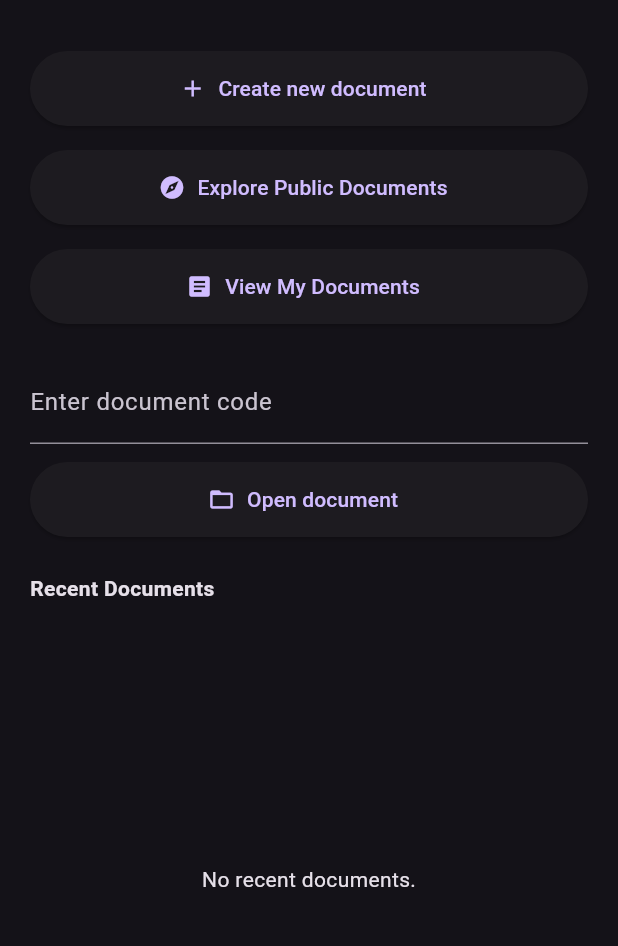
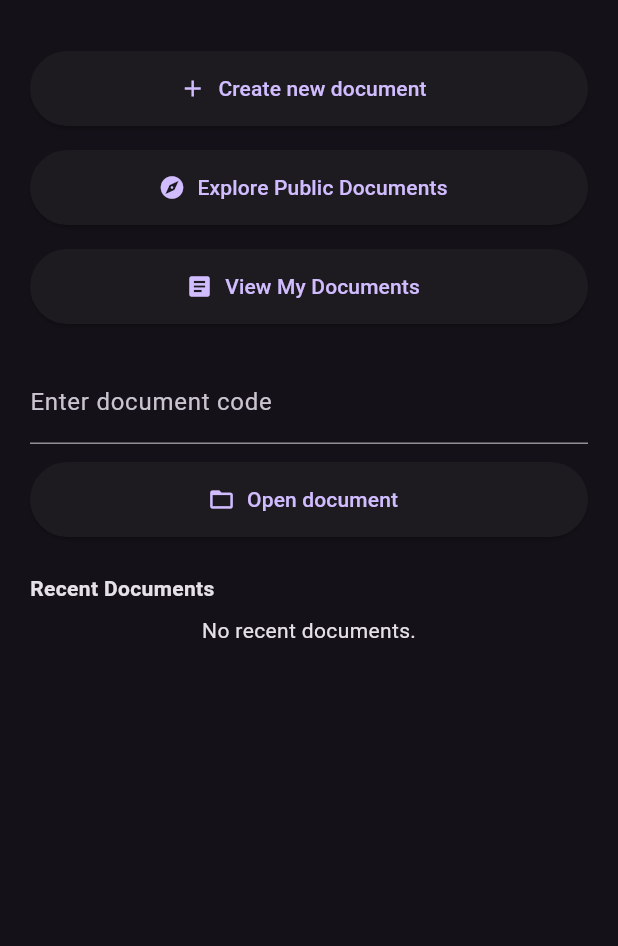
Before and after one commit to DhwaniSaliya/CollabScribe, a Flutter app: the screen it shows once a user with an empty profile is signed in, on a phone screen of 412 x 824 dp, the part 63-1009 px from its top. Run offline on Flutter 3.47's test engine with Material 3 defaults, Android fonts, the phone set to English and light mode, and no system bars; our stand-ins replace app_links, cloud_firestore, firebase_auth, firebase_core, flutter_dotenv, shared_preferences; missing offline and left inert: flutter_quill; accounts and stored records are empty.

Commit message:
Fixed some elts

```diff
--- a/lib/editor_screen.dart
+++ b/lib/editor_screen.dart
@@ -235,7 +235,7 @@ class _EditorScreenState extends State<EditorScreen> {
         .doc(user.uid);
 
     await presenceRef.set({
-      'name': user.displayName ?? user.email ?? 'User',
+      'name': user.email ?? user.displayName ?? 'User',
       'cursorOffset': offset, //stores where the user’s cursor currently is
       'color': '#${userColor.value.toRadixString(16).padLeft(8, '0')}', //toRadixString(16) converts the color to hex.
       'lastActive': FieldValue.serverTimestamp(), //reccords the time the user was last active
@@ -436,7 +436,7 @@ class _EditorScreenState extends State<EditorScreen> {
       margin: const EdgeInsets.symmetric(horizontal: 10, vertical: 4),
       padding: const EdgeInsets.symmetric(horizontal: 12, vertical: 6),
       decoration: BoxDecoration(
-        color: Colors.grey.shade100,
+        color: Colors.deepPurple,
         border: Border.all(color: Colors.grey.shade300),
         borderRadius: BorderRadius.circular(20),
       ),
@@ -452,6 +452,7 @@ class _EditorScreenState extends State<EditorScreen> {
                   final name = user['name'] ?? 'User';
                   final colorString = user['color'] ?? '#000000';
                   Color parsedColor = Colors.grey;
+                  print("User name: $name");
                   try {//converting hex string to Color
                     if (colorString.startsWith('#')) {
                       parsedColor = Color(
--- a/lib/home_screen.dart
+++ b/lib/home_screen.dart
@@ -4,7 +4,7 @@ import 'package:collab_scribe/explore_screen.dart';
 import 'package:collab_scribe/my_doc_screen.dart';
 import 'package:firebase_auth/firebase_auth.dart';
 import 'package:flutter/material.dart';
-import 'package:shared_preferences/shared_preferences.dart';//to store recent document IDs locally on the device
+import 'package:shared_preferences/shared_preferences.dart'; //to store recent document IDs locally on the device
 import 'package:uuid/uuid.dart'; //to generate a unique document ID (6 characters)
 
 class HomeScreen extends StatefulWidget {
@@ -15,8 +15,10 @@ class HomeScreen extends StatefulWidget {
 }
 
 class _HomeScreenState extends State<HomeScreen> {
-  final TextEditingController _docCodeController = TextEditingController(); //handles the i/p of doc code to open
-  List<String> recentDocs = []; //stores recent document codes locally using SharedPreferences
+  final TextEditingController _docCodeController =
+      TextEditingController(); //handles the i/p of doc code to open
+  List<String> recentDocs =
+      []; //stores recent document codes locally using SharedPreferences
 
   @override
   void initState() {
@@ -29,20 +31,29 @@ class _HomeScreenState extends State<HomeScreen> {
     //SharedPreferences.getInstance(): A method that gives you access to the device's local key-value storage
     //(like a small file for saving data locally).
     final prefs = await SharedPreferences.getInstance();
-    setState(() {//triggers a rebuild of the widget with updated data (updating ui state)
+    setState(() {
+      //triggers a rebuild of the widget with updated data (updating ui state)
       //get a list of str stored under key 'recentDocs' from sharedpreferences else empty list
       recentDocs = prefs.getStringList('recentDocs') ?? [];
     });
   }
 
   Future<void> _saveRecentDoc(String docId) async {
-    final prefs = await SharedPreferences.getInstance();//loads the preferences from device storage
+    final prefs =
+        await SharedPreferences.getInstance(); //loads the preferences from device storage
 
-    if (!recentDocs.contains(docId)) {//if doc id is not inthe recentDocs list
-      recentDocs.insert(0, docId);//insert at beginning, thus it keeps the most recently accessed documents at the top
+    if (!recentDocs.contains(docId)) {
+      //if doc id is not inthe recentDocs list
+      recentDocs.insert(
+        0,
+        docId,
+      ); //insert at beginning, thus it keeps the most recently accessed documents at the top
       //if the list has more than 10 items, it trims it to just the first 10
       if (recentDocs.length > 10) recentDocs = recentDocs.sublist(0, 10);
-      await prefs.setStringList('recentDocs', recentDocs);//saves the updated recentDocs list to local storage using the key 'recentDocs'
+      await prefs.setStringList(
+        'recentDocs',
+        recentDocs,
+      ); //saves the updated recentDocs list to local storage using the key 'recentDocs'
     }
     //jab app restart hoga tab it can load recent docs using _loadRecentDocs()
   }
@@ -66,7 +77,8 @@ class _HomeScreenState extends State<HomeScreen> {
             child: const Text("Cancel"),
           ),
           TextButton(
-            onPressed: () async {//asynchronous function so we can use await to perform firestore and sharedpreferences operations
+            onPressed: () async {
+              //asynchronous function so we can use await to perform firestore and sharedpreferences operations
               final title = titleController.text.trim().isEmpty
                   ? 'Untitled Document' //default title is untitled
                   : titleController.text.trim();
@@ -76,24 +88,33 @@ class _HomeScreenState extends State<HomeScreen> {
               //generates a unique 6 character id using the uuid package
               //v4() gives a random UUID like b6dcd78b-..., but .substring(0, 6) keeps only first 6 characters
               final docId = const Uuid().v4().substring(0, 6);
-              final docRef = FirebaseFirestore.instance //points to a new Firestore document inside the "documents" collection
+              final docRef = FirebaseFirestore
+                  .instance //points to a new Firestore document inside the "documents" collection
                   .collection('documents')
                   .doc(docId);
 
               await docRef.set({
                 'title': title,
-                'content': [//initializes with an empty line in Quill editor format
+                'content': [
+                  //initializes with an empty line in Quill editor format
                   {'insert': '\n'},
                 ],
                 'createdAt': Timestamp.now(),
                 'updatedAt': Timestamp.now(),
-                'createdBy': FirebaseAuth.instance.currentUser!.uid, //stores current user's UID
+                'createdBy': FirebaseAuth
+                    .instance
+                    .currentUser!
+                    .uid, //stores current user's UID
                 'isPublic': false,
                 'sharedWith': [],
               });
 
-              await _saveRecentDoc(docId);//adds the docId to recent documents in SharedPreferences
-              _openDocumentById(docId);//navigate to editor screen for newly created doc
+              await _saveRecentDoc(
+                docId,
+              ); //adds the docId to recent documents in SharedPreferences
+              _openDocumentById(
+                docId,
+              ); //navigate to editor screen for newly created doc
             },
             child: const Text("Create"),
           ),
@@ -102,21 +123,24 @@ class _HomeScreenState extends State<HomeScreen> {
     );
   }
 
-  void _openDocumentById(String docId) {//go to editor screen with given doc id
+  void _openDocumentById(String docId) {
+    //go to editor screen with given doc id
     Navigator.push(
       context,
       MaterialPageRoute(builder: (_) => EditorScreen(docId: docId)),
     );
   }
 
-  void _openDocument() {//called when user enters a code and clicks "Open document"
+  void _openDocument() {
+    //called when user enters a code and clicks "Open document"
     final docId = _docCodeController.text.trim();
     if (docId.isEmpty) return;
-    _saveRecentDoc(docId);//add docid to recent docs
-    _openDocumentById(docId);//go to editor screen
+    _saveRecentDoc(docId); //add docid to recent docs
+    _openDocumentById(docId); //go to editor screen
   }
 
-  void _goToExplore() {//go to explore scren
+  void _goToExplore() {
+    //go to explore scren
     Navigator.push(
       context,
       MaterialPageRoute(builder: (_) => const ExploreScreen()),
@@ -138,9 +162,11 @@ class _HomeScreenState extends State<HomeScreen> {
           ),
         ],
       ),
-      body: Padding(
+      body: SafeArea(
+        child: SingleChildScrollView(
           padding: const EdgeInsets.all(20),
           child: Column(
+            crossAxisAlignment: CrossAxisAlignment.stretch,
             children: [
               ElevatedButton.icon(
                 icon: const Icon(Icons.add),
@@ -165,7 +191,9 @@ class _HomeScreenState extends State<HomeScreen> {
                 onPressed: () {
                   Navigator.push(
                     context,
-                  MaterialPageRoute(builder: (_) => const MyDocumentsScreen()),
+                    MaterialPageRoute(
+                      builder: (_) => const MyDocumentsScreen(),
+                    ),
                   );
                 },
                 label: const Text("View My Documents"),
@@ -191,37 +219,34 @@ class _HomeScreenState extends State<HomeScreen> {
                 ),
               ),
               const SizedBox(height: 24),
-            const Align(
-              alignment: Alignment.centerLeft,
-              child: Text(
+              const Text(
                 "Recent Documents",
                 style: TextStyle(fontWeight: FontWeight.bold),
               ),
-            ),
               const SizedBox(height: 8),
-            Expanded(
-              child: recentDocs.isEmpty
-                  ? const Center(child: Text("No recent documents."))
-                  : ListView.builder(
+              if (recentDocs.isEmpty)
+                const Center(child: Text("No recent documents."))
+              else
+                SizedBox(
+                  height: 300,
+                  child: ListView.builder(
                     itemCount: recentDocs.length,
                     itemBuilder: (context, index) {
                       final docId = recentDocs[index];
-                        //will fetch data from firestore using future builder.
-                        //as FirebaseFirestore.instance.doc(...).get() is asynchronous — it returns a Future
                       return FutureBuilder(
                         future: FirebaseFirestore.instance
                             .collection('documents')
                             .doc(docId)
                             .get(),
                         builder: (context, snapshot) {
-                            if (!snapshot.hasData) {//while doc is still being fetched
+                          if (!snapshot.hasData) {
                             return const ListTile(
                               title: Text("Loading..."),
                               trailing: CircularProgressIndicator(),
                             );
                           }
 
-                            final data =snapshot.data!.data();
+                          final data = snapshot.data!.data();
                           final title = data?['title'] ?? 'Untitled Document';
 
                           return ListTile(
@@ -236,6 +261,7 @@ class _HomeScreenState extends State<HomeScreen> {
                   ),
                 ),
             ],
+          ),
         ),
       ),
     );
--- a/lib/main.dart
+++ b/lib/main.dart
@@ -6,6 +6,9 @@ import 'package:firebase_auth/firebase_auth.dart';
 import 'package:flutter/material.dart'; //for ui
 import 'package:firebase_core/firebase_core.dart'; //core firebase initialization
 import 'package:flutter_dotenv/flutter_dotenv.dart'; //for loading environment variables like api keys
+import 'package:flutter_localizations/flutter_localizations.dart';//The flutter_quill package requires localizations to be set up
+//in the app’s MaterialApp, so it can display proper labels (like for toolbar buttons, formatting options, etc.).
+import 'package:flutter_quill/flutter_quill.dart';
 
 void main() async {
   //ensures that flutter is fully initialized before doing any async work
@@ -113,13 +116,13 @@ class _MyAppState extends State<MyApp> {
       // Localization delegates allow Material, Cupertino, and FlutterQuill widgets
       // to display translated text and adapt to locale-specific formatting (like date/time).
       // Even though we only support English now, this ensures correct rendering.
-      // localizationsDelegates: const [
-      //   GlobalMaterialLocalizations.delegate, // Material widgets (SnackBar, Dialog)
-      //   GlobalWidgetsLocalizations.delegate,  //text direction, general localization
-      //   FlutterQuillLocalizations.delegate, //i used flutter_quill so for it, inside editor screen bold/italic and more labels etc
-      //   //are used, so for that we require it
-      // ],
-      // supportedLocales: const [Locale('en')],
+      localizationsDelegates: const [
+        GlobalMaterialLocalizations.delegate, // Material widgets (SnackBar, Dialog)
+        GlobalWidgetsLocalizations.delegate,  //text direction, general localization
+        FlutterQuillLocalizations.delegate, //i used flutter_quill so for it, inside editor screen bold/italic and more labels etc
+        //are used, so for that we require it
+      ],
+      supportedLocales: const [Locale('en')],
     );
   }
 }
```
Lines whose indentation alone changed are shown as unchanged.
